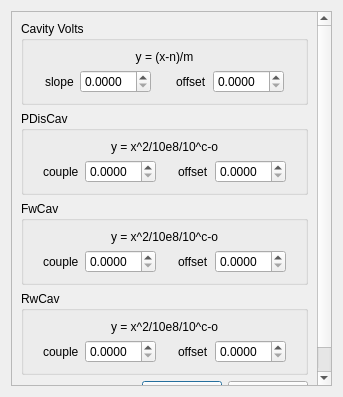
This is widgets/ui/FacadeAdjustments.ui in srgblnch/FastDataLoggerGUI as Qt 5 draws it before an edit. The edited form follows.
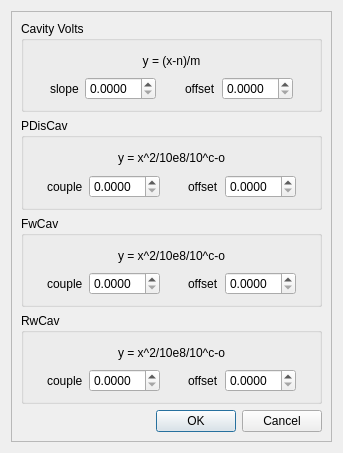
This is the edited form. Custom widgets are drawn as their Qt base class.

```diff
--- a/widgets/ui/FacadeAdjustments.ui
+++ b/widgets/ui/FacadeAdjustments.ui
@@ -7,7 +7,7 @@
     <x>0</x>
     <y>0</y>
     <width>343</width>
-    <height>397</height>
+    <height>453</height>
    </rect>
   </property>
   <property name="windowTitle">
@@ -25,7 +25,7 @@
         <x>0</x>
         <y>0</y>
         <width>329</width>
-        <height>383</height>
+        <height>439</height>
        </rect>
       </property>
       <layout class="QGridLayout" name="gridLayout">
```
